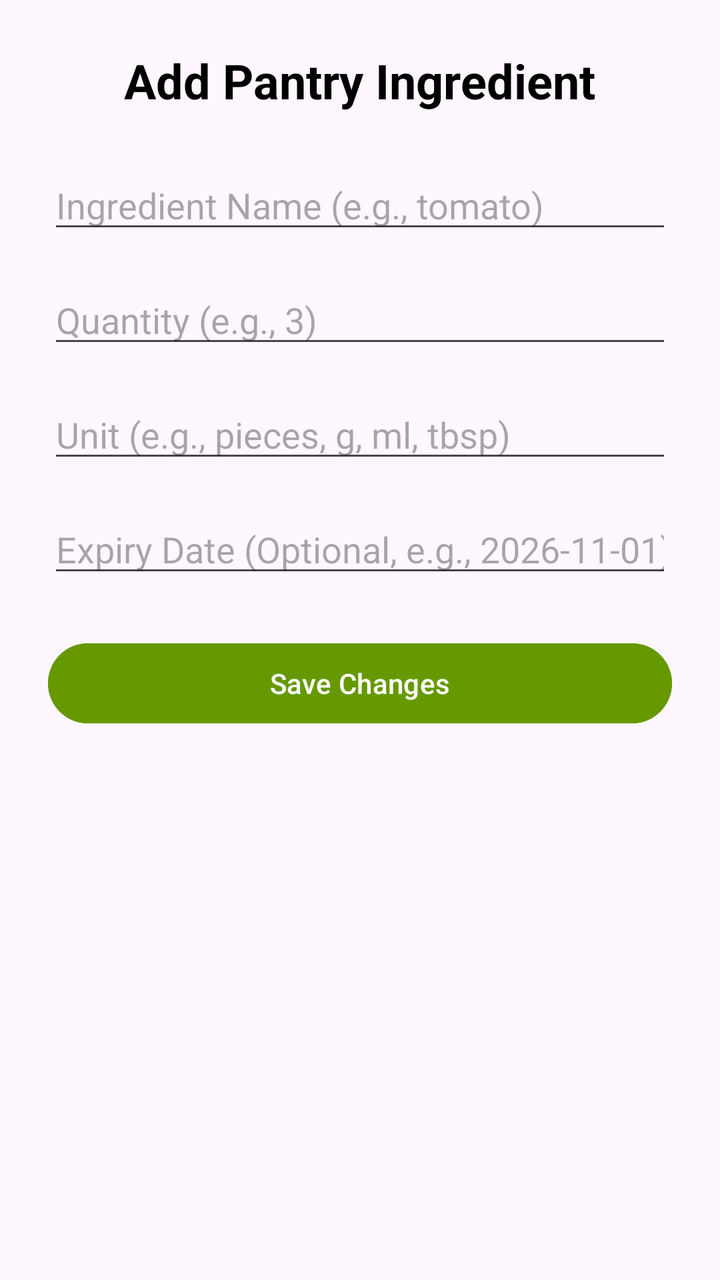
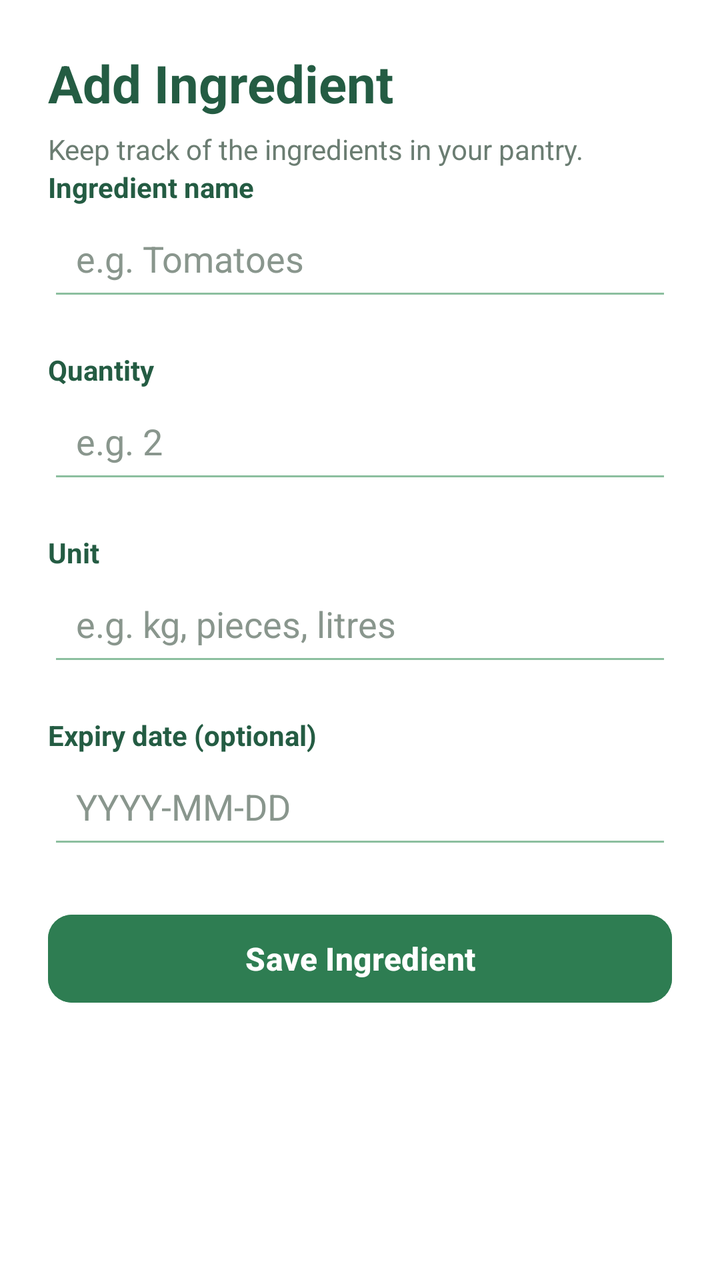

Compare the two renders of this Android layout. The source of the first and the diff that turns it into the second are given below.
<!-- AndroidManifest.xml: application theme Theme.MyPantry -->
<!-- res/layout/add_edit_ingredients.xml -->
<?xml version="1.0" encoding="utf-8"?>
<LinearLayout
    xmlns:android="http://schemas.android.com/apk/res/android"
    android:layout_width="match_parent"
    android:layout_height="match_parent"
    android:orientation="vertical"
    android:padding="24dp"
    android:gravity="center_horizontal">

    <TextView
        android:layout_width="wrap_content"
        android:layout_height="wrap_content"
        android:text="Add Pantry Ingredient"
        android:textSize="24sp"
        android:textStyle="bold"
        android:textColor="@android:color/black"
        android:layout_marginBottom="24dp"/>

    
    <EditText
        android:id="@+id/editIngredientName"
        android:layout_width="match_parent"
        android:layout_height="wrap_content"
        android:hint="Ingredient Name (e.g., tomato)"
        android:inputType="textPersonName"
        android:layout_marginBottom="16dp"/>

    
    <EditText
        android:id="@+id/editIngredientQty"
        android:layout_width="match_parent"
        android:layout_height="wrap_content"
        android:hint="Quantity (e.g., 3)"
        android:inputType="numberDecimal"
        android:layout_marginBottom="16dp"/>

    
    <EditText
        android:id="@+id/editIngredientUnit"
        android:layout_width="match_parent"
        android:layout_height="wrap_content"
        android:hint="Unit (e.g., pieces, g, ml, tbsp)"
        android:inputType="text"
        android:layout_marginBottom="16dp"/>

    
    <EditText
        android:id="@+id/editIngredientExpiry"
        android:layout_width="match_parent"
        android:layout_height="wrap_content"
        android:hint="Expiry Date (Optional, e.g., 2026-11-01)"
        android:inputType="date"
        android:layout_marginBottom="24dp"/>

    
    <Button
        android:id="@+id/btnSaveIngredient"
        android:layout_width="match_parent"
        android:layout_height="wrap_content"
        android:text="Save Changes"
        android:backgroundTint="@android:color/holo_green_dark"
        android:textColor="@android:color/white"/>

</LinearLayout>
<!-- resources referenced by this layout -->
<resources>
  <style name="Theme.MyPantry" parent="Base.Theme.MyPantry" />
  <style name="Base.Theme.MyPantry" parent="Theme.Material3.DayNight.NoActionBar">
          
          
      </style>
</resources>

<!-- the commit's change to res/layout/add_edit_ingredients.xml (unified diff, before → after) -->
@@ -1,64 +1,181 @@
 <?xml version="1.0" encoding="utf-8"?>
-<LinearLayout
+<androidx.constraintlayout.widget.ConstraintLayout
     xmlns:android="http://schemas.android.com/apk/res/android"
+    xmlns:app="http://schemas.android.com/apk/res-auto"
+    xmlns:tools="http://schemas.android.com/tools"
     android:layout_width="match_parent"
     android:layout_height="match_parent"
-    android:orientation="vertical"
+    android:background="@android:color/white"
     android:padding="24dp"
-    android:gravity="center_horizontal">
-
-    <TextView
-        android:layout_width="wrap_content"
-        android:layout_height="wrap_content"
-        android:text="Add Pantry Ingredient"
-        android:textSize="24sp"
-        android:textStyle="bold"
-        android:textColor="@android:color/black"
-        android:layout_marginBottom="24dp"/>
+    tools:context=".MainActivity">
 
     
+    <TextView
+        android:id="@+id/textAddEditTitle"
+        android:layout_width="0dp"
+        android:layout_height="wrap_content"
+        android:text="Add Ingredient"
+        android:textSize="26sp"
+        android:textStyle="bold"
+        android:textColor="#245C43"
+        android:layout_marginBottom="8dp"
+        app:layout_constraintTop_toTopOf="parent"
+        app:layout_constraintStart_toStartOf="parent"
+        app:layout_constraintEnd_toEndOf="parent"/>
+
+    
+    <TextView
+        android:id="@+id/textAddEditSubtitle"
+        android:layout_width="0dp"
+        android:layout_height="wrap_content"
+        android:text="Keep track of the ingredients in your pantry."
+        android:textSize="14sp"
+        android:textColor="#6B7D72"
+        android:layout_marginTop="6dp"
+        android:layout_marginBottom="28dp"
+        app:layout_constraintTop_toBottomOf="@id/textAddEditTitle"
+        app:layout_constraintStart_toStartOf="parent"
+        app:layout_constraintEnd_toEndOf="parent"/>
+
+    
+    <TextView
+        android:id="@+id/labelIngredientName"
+        android:layout_width="0dp"
+        android:layout_height="wrap_content"
+        android:text="Ingredient name"
+        android:textSize="14sp"
+        android:textStyle="bold"
+        android:textColor="#245C43"
+        android:layout_marginBottom="6dp"
+        app:layout_constraintTop_toBottomOf="@id/textAddEditSubtitle"
+        app:layout_constraintStart_toStartOf="parent"
+        app:layout_constraintEnd_toEndOf="parent"/>
+
     <EditText
         android:id="@+id/editIngredientName"
-        android:layout_width="match_parent"
+        android:layout_width="0dp"
         android:layout_height="wrap_content"
-        android:hint="Ingredient Name (e.g., tomato)"
-        android:inputType="textPersonName"
-        android:layout_marginBottom="16dp"/>
+        android:minHeight="52dp"
+        android:hint="e.g. Tomatoes"
+        android:inputType="textCapWords"
+        android:singleLine="true"
+        android:padding="14dp"
+        android:textColor="#24352B"
+        android:textColorHint="#89968D"
+        android:backgroundTint="#8CBF9F"
+        app:layout_constraintTop_toBottomOf="@id/labelIngredientName"
+        app:layout_constraintStart_toStartOf="parent"
+        app:layout_constraintEnd_toEndOf="parent"/>
 
     
+    <TextView
+        android:id="@+id/labelIngredientQuantity"
+        android:layout_width="0dp"
+        android:layout_height="wrap_content"
+        android:text="Quantity"
+        android:textSize="14sp"
+        android:textStyle="bold"
+        android:textColor="#245C43"
+        android:layout_marginTop="20dp"
+        android:layout_marginBottom="6dp"
+        app:layout_constraintTop_toBottomOf="@id/editIngredientName"
+        app:layout_constraintStart_toStartOf="parent"
+        app:layout_constraintEnd_toEndOf="parent"/>
+
     <EditText
-        android:id="@+id/editIngredientQty"
-        android:layout_width="match_parent"
+        android:id="@+id/editIngredientQuantity"
+        android:layout_width="0dp"
         android:layout_height="wrap_content"
-        android:hint="Quantity (e.g., 3)"
+        android:minHeight="52dp"
+        android:hint="e.g. 2"
         android:inputType="numberDecimal"
-        android:layout_marginBottom="16dp"/>
+        android:singleLine="true"
+        android:padding="14dp"
+        android:textColor="#24352B"
+        android:textColorHint="#89968D"
+        android:backgroundTint="#8CBF9F"
+        app:layout_constraintTop_toBottomOf="@id/labelIngredientQuantity"
+        app:layout_constraintStart_toStartOf="parent"
+        app:layout_constraintEnd_toEndOf="parent"/>
 
     
+    <TextView
+        android:id="@+id/labelIngredientUnit"
+        android:layout_width="0dp"
+        android:layout_height="wrap_content"
+        android:text="Unit"
+        android:textSize="14sp"
+        android:textStyle="bold"
+        android:textColor="#245C43"
+        android:layout_marginTop="20dp"
+        android:layout_marginBottom="6dp"
+        app:layout_constraintTop_toBottomOf="@id/editIngredientQuantity"
+        app:layout_constraintStart_toStartOf="parent"
+        app:layout_constraintEnd_toEndOf="parent"/>
+
     <EditText
         android:id="@+id/editIngredientUnit"
-        android:layout_width="match_parent"
+        android:layout_width="0dp"
         android:layout_height="wrap_content"
-        android:hint="Unit (e.g., pieces, g, ml, tbsp)"
+        android:minHeight="52dp"
+        android:hint="e.g. kg, pieces, litres"
         android:inputType="text"
-        android:layout_marginBottom="16dp"/>
+        android:singleLine="true"
+        android:padding="14dp"
+        android:textColor="#24352B"
+        android:textColorHint="#89968D"
+        android:backgroundTint="#8CBF9F"
+        app:layout_constraintTop_toBottomOf="@id/labelIngredientUnit"
+        app:layout_constraintStart_toStartOf="parent"
+        app:layout_constraintEnd_toEndOf="parent"/>
 
     
+    <TextView
+        android:id="@+id/labelIngredientExpiry"
+        android:layout_width="0dp"
+        android:layout_height="wrap_content"
+        android:text="Expiry date (optional)"
+        android:textSize="14sp"
+        android:textStyle="bold"
+        android:textColor="#245C43"
+        android:layout_marginTop="20dp"
+        android:layout_marginBottom="6dp"
+        app:layout_constraintTop_toBottomOf="@id/editIngredientUnit"
+        app:layout_constraintStart_toStartOf="parent"
+        app:layout_constraintEnd_toEndOf="parent"/>
+
     <EditText
         android:id="@+id/editIngredientExpiry"
-        android:layout_width="match_parent"
+        android:layout_width="0dp"
         android:layout_height="wrap_content"
-        android:hint="Expiry Date (Optional, e.g., 2026-11-01)"
+        android:minHeight="52dp"
+        android:hint="YYYY-MM-DD"
         android:inputType="date"
-        android:layout_marginBottom="24dp"/>
+        android:singleLine="true"
+        android:padding="14dp"
+        android:textColor="#24352B"
+        android:textColorHint="#89968D"
+        android:backgroundTint="#8CBF9F"
+        app:layout_constraintTop_toBottomOf="@id/labelIngredientExpiry"
+        app:layout_constraintStart_toStartOf="parent"
+        app:layout_constraintEnd_toEndOf="parent"/>
 
     
     <Button
         android:id="@+id/btnSaveIngredient"
-        android:layout_width="match_parent"
+        android:layout_width="0dp"
         android:layout_height="wrap_content"
-        android:text="Save Changes"
-        android:backgroundTint="@android:color/holo_green_dark"
-        android:textColor="@android:color/white"/>
+        android:minHeight="52dp"
+        android:text="Save Ingredient"
+        android:textAllCaps="false"
+        android:textSize="16sp"
+        android:textStyle="bold"
+        android:textColor="@android:color/white"
+        android:backgroundTint="#2E7D52"
+        android:layout_marginTop="24dp"
+        app:cornerRadius="12dp"
+        app:layout_constraintTop_toBottomOf="@id/editIngredientExpiry"
+        app:layout_constraintStart_toStartOf="parent"
+        app:layout_constraintEnd_toEndOf="parent"/>
 
-</LinearLayout>
+</androidx.constraintlayout.widget.ConstraintLayout>
